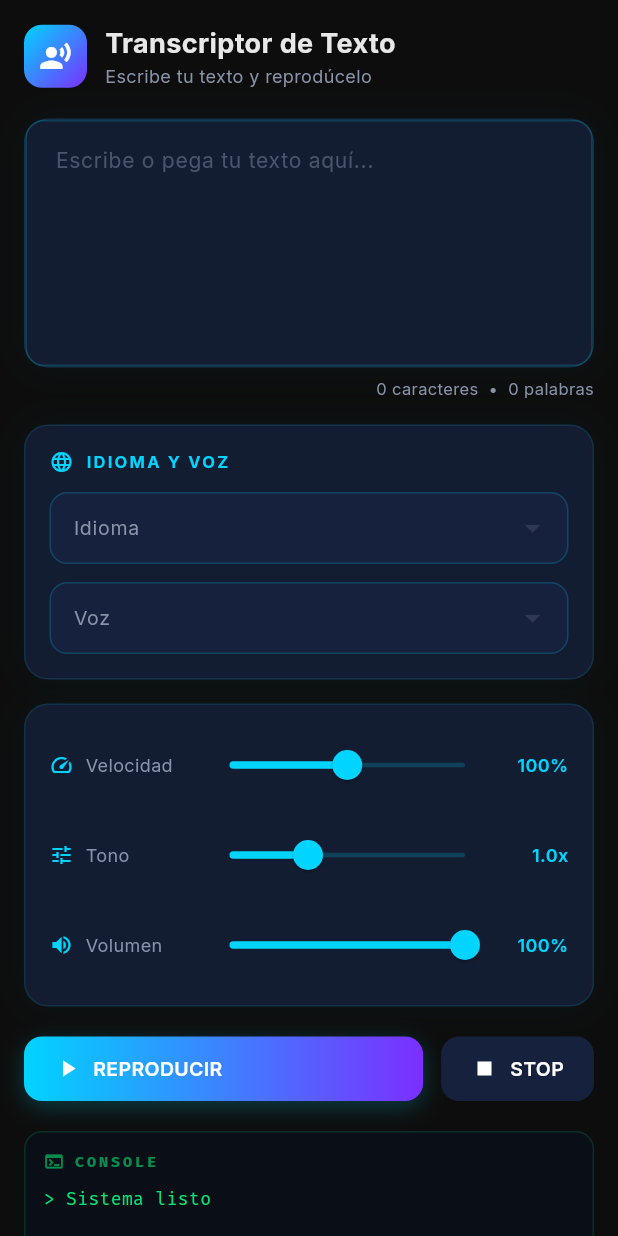
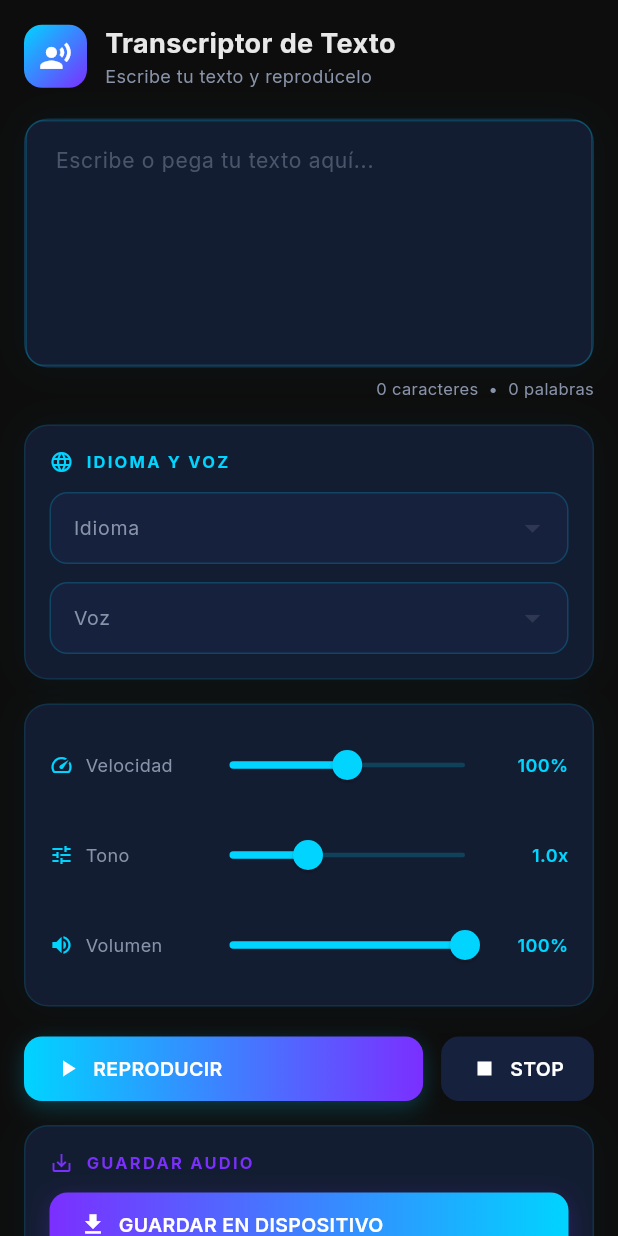
Before and after one commit to soufiyasir12-beep/QanetAudio, a Flutter app: the TextTtsScreen widget shown alone on an empty page, opened directly with empty values, on a phone screen of 412 x 824 dp. Run offline on Flutter 3.47's test engine with Material 3 defaults, Android fonts, the light colour scheme and no system bars; our stand-ins replace audioplayers, file_picker, flutter_tts, google_fonts, permission_handler, web; missing offline and left inert: dart:js_interop.

Commit message:
Añadir guardado en ventana Texto a Voz

```diff
--- a/lib/screens/text_tts_screen.dart
+++ b/lib/screens/text_tts_screen.dart
@@ -1,6 +1,10 @@
+import 'dart:convert' show jsonEncode;
+import 'package:flutter/foundation.dart' show kIsWeb;
 import 'package:flutter/material.dart';
+import 'package:http/http.dart' as http;
 import '../services/tts_service.dart';
 import '../theme/app_theme.dart';
+import '../utils/web_download.dart';
 import '../widgets/console_log.dart';
 import '../widgets/gradient_button.dart';
 
@@ -21,6 +25,9 @@ class _TextTtsScreenState extends State<TextTtsScreen>
   String? _selectedVoiceName;
   List<Map<String, String>> _availableVoices = [];
   late AnimationController _pulseController;
+  bool _isSaving = false;
+  String _selectedWebFormat = 'mp3';
+  final List<String> _webFormats = ['mp3', 'wav', 'ogg'];
 
   TtsService get tts => widget.ttsService;
 
@@ -105,6 +112,10 @@ class _TextTtsScreenState extends State<TextTtsScreen>
 
           // Action buttons
           _buildActionButtons(),
+          const SizedBox(height: 16),
+
+          // Save/Download section
+          _buildSaveSection(),
           const SizedBox(height: 20),
 
           // Console
@@ -430,4 +441,168 @@ class _TextTtsScreenState extends State<TextTtsScreen>
       ],
     );
   }
+
+  Future<void> _saveAudio() async {
+    final text = _textController.text.trim();
+    if (text.isEmpty) {
+      setState(() => _logs.add('> No hay texto para guardar'));
+      return;
+    }
+
+    setState(() => _isSaving = true);
+
+    try {
+      if (kIsWeb) {
+        setState(() => _logs.add('> Generando audio con edge-tts...'));
+        setState(
+          () =>
+              _logs.add('> Voz: ${_selectedVoiceName ?? "es-ES-AlvaroNeural"}'),
+        );
+        setState(() => _logs.add('> Formato: $_selectedWebFormat'));
+
+        final response = await http.post(
+          Uri.parse('/api/tts'),
+          headers: {'Content-Type': 'application/json'},
+          body: jsonEncode({
+            'text': text,
+            'voice': _selectedVoiceName ?? 'es-ES-AlvaroNeural',
+            'format': _selectedWebFormat,
+          }),
+        );
+
+        if (response.statusCode == 200) {
+          final timestamp = DateTime.now().millisecondsSinceEpoch;
+          final downloadName = 'tts_audio_$timestamp.$_selectedWebFormat';
+          downloadFileWeb(response.bodyBytes, downloadName);
+          setState(() => _logs.add('> Audio descargado: $downloadName'));
+          _showSnackBar('Audio descargado exitosamente');
+        } else {
+          setState(
+            () => _logs.add('> ERROR del servidor: ${response.statusCode}'),
+          );
+          setState(() => _logs.add('> ${response.body}'));
+          _showSnackBar('Error al generar audio');
+        }
+      } else {
+        // Mobile: use native TTS synthesize
+        await tts.synthesizeToFile(text, 'tts_audio.wav');
+      }
+    } catch (e) {
+      setState(() => _logs.add('> ERROR: $e'));
+      _showSnackBar('Error de conexión');
+    } finally {
+      setState(() => _isSaving = false);
+    }
+  }
+
+  void _showSnackBar(String message) {
+    if (mounted) {
+      ScaffoldMessenger.of(context).showSnackBar(
+        SnackBar(
+          content: Text(message),
+          backgroundColor: AppTheme.cardDark,
+          behavior: SnackBarBehavior.floating,
+        ),
+      );
+    }
+  }
+
+  Widget _buildSaveSection() {
+    return Container(
+      padding: const EdgeInsets.all(16),
+      decoration: AppTheme.glassCard,
+      child: Column(
+        crossAxisAlignment: CrossAxisAlignment.start,
+        children: [
+          const Row(
+            children: [
+              Icon(Icons.save_alt, size: 16, color: AppTheme.accentPurple),
+              SizedBox(width: 8),
+              Text(
+                'GUARDAR AUDIO',
+                style: TextStyle(
+                  color: AppTheme.accentPurple,
+                  fontSize: 11,
+                  fontWeight: FontWeight.w700,
+                  letterSpacing: 1.5,
+                ),
+              ),
+            ],
+          ),
+          const SizedBox(height: 12),
+
+          // Web format selector
+          if (kIsWeb) ...[
+            Row(
+              children: [
+                const Text(
+                  'Formato:',
+                  style: TextStyle(color: AppTheme.textSecondary, fontSize: 13),
+                ),
+                const SizedBox(width: 12),
+                ..._webFormats.map(
+                  (format) => Padding(
+                    padding: const EdgeInsets.only(right: 8),
+                    child: ChoiceChip(
+                      label: Text(
+                        format.toUpperCase(),
+                        style: TextStyle(
+                          color: _selectedWebFormat == format
+                              ? Colors.white
+                              : AppTheme.textSecondary,
+                          fontSize: 12,
+                          fontWeight: FontWeight.w600,
+                        ),
+                      ),
+                      selected: _selectedWebFormat == format,
+                      selectedColor: AppTheme.accentPurple,
+                      backgroundColor: AppTheme.cardDark,
+                      side: BorderSide(
+                        color: _selectedWebFormat == format
+                            ? AppTheme.accentPurple
+                            : AppTheme.textSecondary.withAlpha(50),
+                      ),
+                      onSelected: (selected) {
+                        setState(() => _selectedWebFormat = format);
+                      },
+                    ),
+                  ),
+                ),
+              ],
+            ),
+            const SizedBox(height: 12),
+          ],
+
+          // Save/Download button
+          SizedBox(
+            width: double.infinity,
+            child: _isSaving
+                ? const Center(
+                    child: Column(
+                      children: [
+                        CircularProgressIndicator(color: AppTheme.accentPurple),
+                        SizedBox(height: 8),
+                        Text(
+                          'Generando audio...',
+                          style: TextStyle(
+                            color: AppTheme.textSecondary,
+                            fontSize: 12,
+                          ),
+                        ),
+                      ],
+                    ),
+                  )
+                : GradientButton(
+                    icon: kIsWeb ? Icons.cloud_download : Icons.download,
+                    label: kIsWeb
+                        ? 'DESCARGAR ${_selectedWebFormat.toUpperCase()}'
+                        : 'GUARDAR EN DISPOSITIVO',
+                    colors: [AppTheme.accentPurple, AppTheme.accentCyan],
+                    onPressed: _saveAudio,
+                  ),
+          ),
+        ],
+      ),
+    );
+  }
 }
```
Also changed, not shown: 3 other files.
